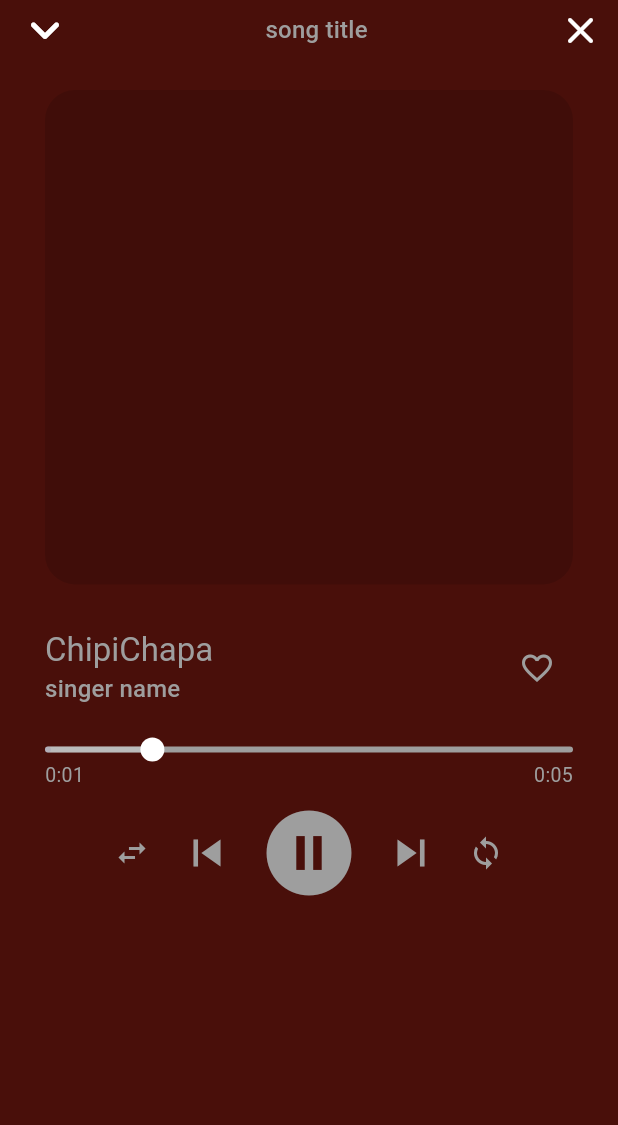
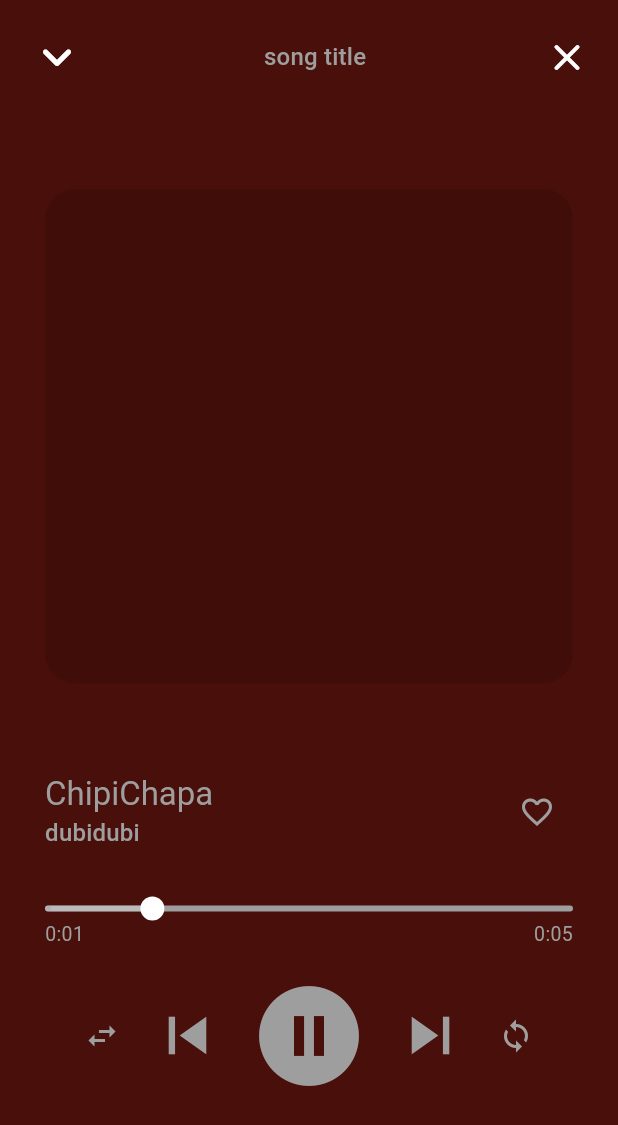
Before and after one commit to amna-kamran/Music-Player, a Flutter app: the screen it shows after launch, on a phone screen of 412 x 824 dp. Shown: the top 1125 px of the screen. Run offline on Flutter 3.47's test engine with Material 3 defaults, Android fonts, the phone set to English and light mode, and no system bars; drawn by our look-alikes of audio_video_progress_bar.

```diff
--- a/lib/screens/home.dart
+++ b/lib/screens/home.dart
@@ -11,6 +11,8 @@ class MusicPlayer extends StatefulWidget {
 
 class _MusicPlayerState extends State<MusicPlayer> {
   Color songColor = const Color(0xFF490F0A);
+  String songTitle = "ChipiChapa";
+  String artistName = "dubidubi";
   bool like = false;
   bool play = false;
   @override
@@ -24,25 +26,33 @@ class _MusicPlayerState extends State<MusicPlayer> {
         padding: const EdgeInsets.only(left: 10, right: 10),
         child: Column(
           children: [
+            Space.h10,
             Row(
               mainAxisAlignment: MainAxisAlignment.spaceBetween,
               children: [
-                const Icon(
+                IconButton(
+                  icon: const Icon(
                     Icons.expand_more_rounded,
                     size: 40,
                     color: Colors.white,
+                  ),
+                  onPressed: () {},
                 ),
                 Text(
                   "song title",
                   style: textTheme.titleMedium?.copyWith(color: Colors.grey),
                 ),
-                const Icon(
+                IconButton(
+                  icon: const Icon(
                     Icons.close_rounded,
                     size: 30,
                     color: Colors.white,
                   ),
+                  onPressed: () {},
+                ),
               ],
             ),
+            Space.h40,
             Padding(
               padding: const EdgeInsets.all(20),
               child: Column(
@@ -55,7 +65,7 @@ class _MusicPlayerState extends State<MusicPlayer> {
                       color: Colors.black12,
                     ),
                   ),
-                  Space.h30,
+                  Space.h60,
                   Row(
                     mainAxisAlignment: MainAxisAlignment.spaceBetween,
                     children: [
@@ -63,12 +73,12 @@ class _MusicPlayerState extends State<MusicPlayer> {
                         crossAxisAlignment: CrossAxisAlignment.start,
                         children: [
                           Text(
-                            "ChipiChapa",
+                            songTitle,
                             style: textTheme.titleLarge
                                 ?.copyWith(color: Colors.grey),
                           ),
                           Text(
-                            "singer name",
+                            artistName,
                             style: textTheme.titleMedium
                                 ?.copyWith(color: Colors.grey),
                           ),
@@ -92,7 +102,7 @@ class _MusicPlayerState extends State<MusicPlayer> {
                       )
                     ],
                   ),
-                  Space.h20,
+                  Space.h30,
                   ProgressBar(
                     progress: const Duration(milliseconds: 1000),
                     total: const Duration(milliseconds: 5000),
@@ -107,6 +117,7 @@ class _MusicPlayerState extends State<MusicPlayer> {
                       print('User selected a new time: $duration');
                     },
                   ),
+                  Space.h10,
                   Row(
                     mainAxisAlignment: MainAxisAlignment.center,
                     children: [
@@ -122,7 +133,7 @@ class _MusicPlayerState extends State<MusicPlayer> {
                         icon: const Icon(
                           Icons.skip_previous,
                           color: Colors.grey,
-                          size: 36,
+                          size: 50,
                         ),
                       ),
                       IconButton(
@@ -135,12 +146,12 @@ class _MusicPlayerState extends State<MusicPlayer> {
                             ? const Icon(
                                 Icons.play_circle,
                                 color: Colors.grey,
-                                size: 68,
+                                size: 80,
                               )
                             : const Icon(
                                 Icons.pause_circle,
                                 color: Colors.grey,
-                                size: 68,
+                                size: 80,
                               ),
                       ),
                       IconButton(
@@ -148,7 +159,7 @@ class _MusicPlayerState extends State<MusicPlayer> {
                         icon: const Icon(
                           Icons.skip_next,
                           color: Colors.grey,
-                          size: 36,
+                          size: 50,
                         ),
                       ),
                       IconButton(
```
Lines whose indentation alone changed are shown as unchanged.
